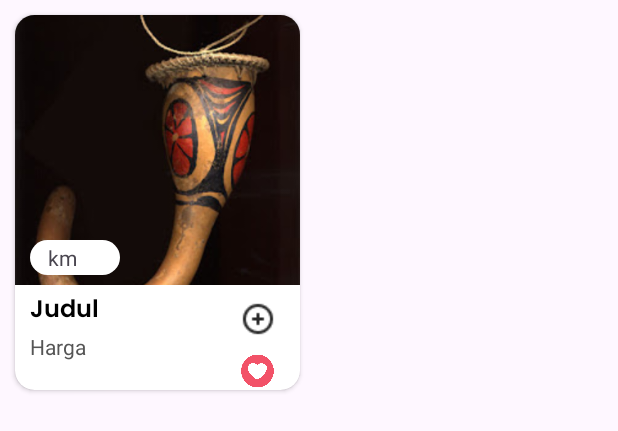
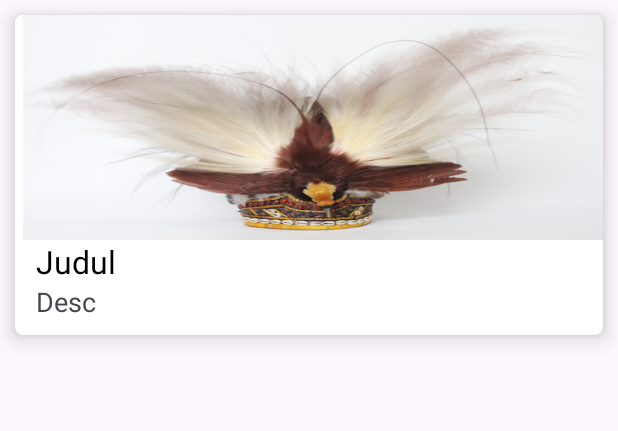
Before and after one commit to wolysiep/WolySiep_MobileCompoting, an Android app: the layout itemsgrid.xml on its own in the app's theme, with its tools: preview values and no code run, on a phone screen of 412 x 824 dp. Shown: the top 431 px of the screen. Run offline under Robolectric (Android 15) with nearby library versions, the phone set to English and light mode, and no system bars.

Commit message:
first commit

```diff
--- a/app/src/main/res/layout/itemsgrid.xml
+++ b/app/src/main/res/layout/itemsgrid.xml
@@ -1,18 +1,13 @@
 <?xml version="1.0" encoding="utf-8"?>
-<RelativeLayout xmlns:android="http://schemas.android.com/apk/res/android"
+<androidx.cardview.widget.CardView xmlns:android="http://schemas.android.com/apk/res/android"
     xmlns:tools="http://schemas.android.com/tools"
-    android:layout_width="wrap_content"
+    android:layout_width="match_parent"
+    android:layout_height="wrap_content"
     xmlns:app="http://schemas.android.com/apk/res-auto"
-    android:elevation="5dp"
-    android:layout_height="match_parent">
-
-    <androidx.cardview.widget.CardView
-        android:layout_width="190dp"
-        android:layout_height="250dp"
-        android:layout_marginLeft="10dp"
-        app:cardCornerRadius="13dp"
-        android:layout_marginTop="10dp"
-        android:layout_marginRight="10dp">
+    app:cardCornerRadius="5dp"
+    app:cardBackgroundColor="@android:color/white"
+    android:layout_margin="10dp"
+    app:cardElevation="8dp">
 
     <LinearLayout
         android:layout_width="match_parent"
@@ -20,63 +15,34 @@
         android:orientation="vertical">
 
         <ImageView
-                android:id="@+id/imgfotos"
             android:layout_width="match_parent"
-                android:layout_height="180dp"
-                android:adjustViewBounds="true"
-                android:scaleType="centerCrop"
-                android:src="@drawable/koteka"
+            android:layout_height="150dp"
+            android:id="@+id/image"
+            android:scaleType="fitXY"
+            android:src="@drawable/mahakota3"
             tools:ignore="ContentDescription" />
         <TextView
-                android:id="@+id/txtkilometer"
-                android:layout_width="60dp"
+            android:layout_width="match_parent"
             android:layout_height="wrap_content"
-                android:text="   km"
-                android:background="@drawable/warnagrid"
-                android:layout_marginTop="-30dp"
-                android:padding="2dp"
-                android:layout_marginStart="10dp"
+            android:id="@+id/title"
+            android:textColor="@android:color/black"
+            android:textSize="21sp"
+            android:text="Judul"
+            android:layout_marginStart="14dp"
+            android:layout_marginEnd="10dp"
             tools:ignore="HardcodedText" />
 
         <TextView
-                android:id="@+id/txtjuduls"
-                android:layout_width="wrap_content"
+            android:layout_width="match_parent"
             android:layout_height="wrap_content"
-                android:text="Judul"
-                android:layout_marginTop="10dp"
-                android:fontFamily="@font/poppinssemibold"
-                android:textColor="#000"
-                android:layout_marginLeft="10dp"
-                android:textSize="16sp"
-                tools:ignore="HardcodedText,RtlHardcoded" />
+            android:id="@+id/desc"
 
-            <!-- Text View for Description -->
-            <TextView
-                android:id="@+id/txthargas"
-                android:layout_width="130dp"
-                android:layout_height="wrap_content"
-                android:text="Harga"
-                android:layout_marginLeft="10dp"
-                android:textColor="#555"
-                android:textSize="14sp"
-                tools:ignore="HardcodedText,RtlHardcoded" />
+            android:text="Desc"
+            android:textSize="18sp"
+            android:layout_marginStart="14dp"
+            android:layout_marginEnd="10dp"
+            android:layout_marginBottom="10dp"
+            tools:ignore="HardcodedText" />
 
-            <ImageView
-                android:layout_width="wrap_content"
-                android:layout_height="wrap_content"
-                android:src="@drawable/tambahs"
-                android:layout_marginStart="150dp"
-                android:layout_marginTop="-40dp"
-                tools:ignore="ContentDescription" />
-            <ImageView
-                android:layout_width="40dp"
-                android:layout_height="25dp"
-                android:src="@drawable/like"
-                android:layout_marginTop="10dp"
-                android:layout_marginStart="142dp"
-                tools:ignore="ContentDescription,VisualLintBounds" />
     </LinearLayout>
-
 </androidx.cardview.widget.CardView>
-
-</RelativeLayout>
```
Also changed, not shown: app/src/main/java/com/example/tess/AdapterKu.kt (+16 -17 lines), app/src/main/java/com/example/tess/ItemsGrid.kt (+3 -5 lines), app/src/main/java/com/example/tess/RecycleViewGridActivity.kt (+24 -14 lines), app/src/main/res/layout/activity_recycle_view_grid.xml (+11 -103 lines). Lines whose indentation alone changed are shown as unchanged.
